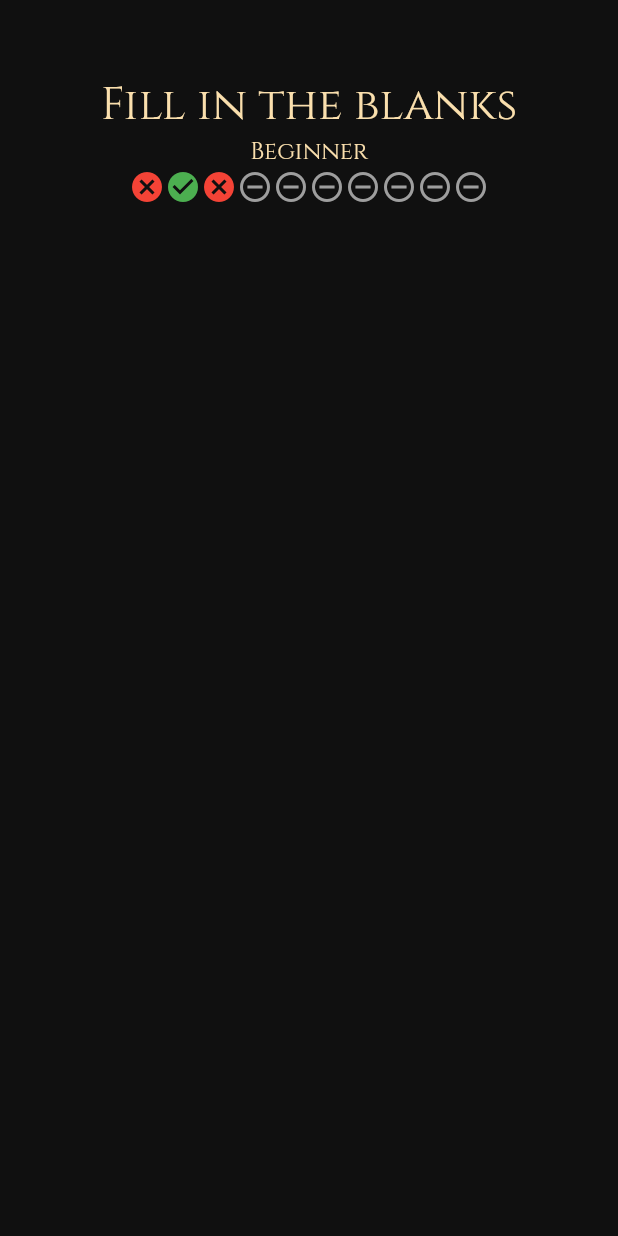
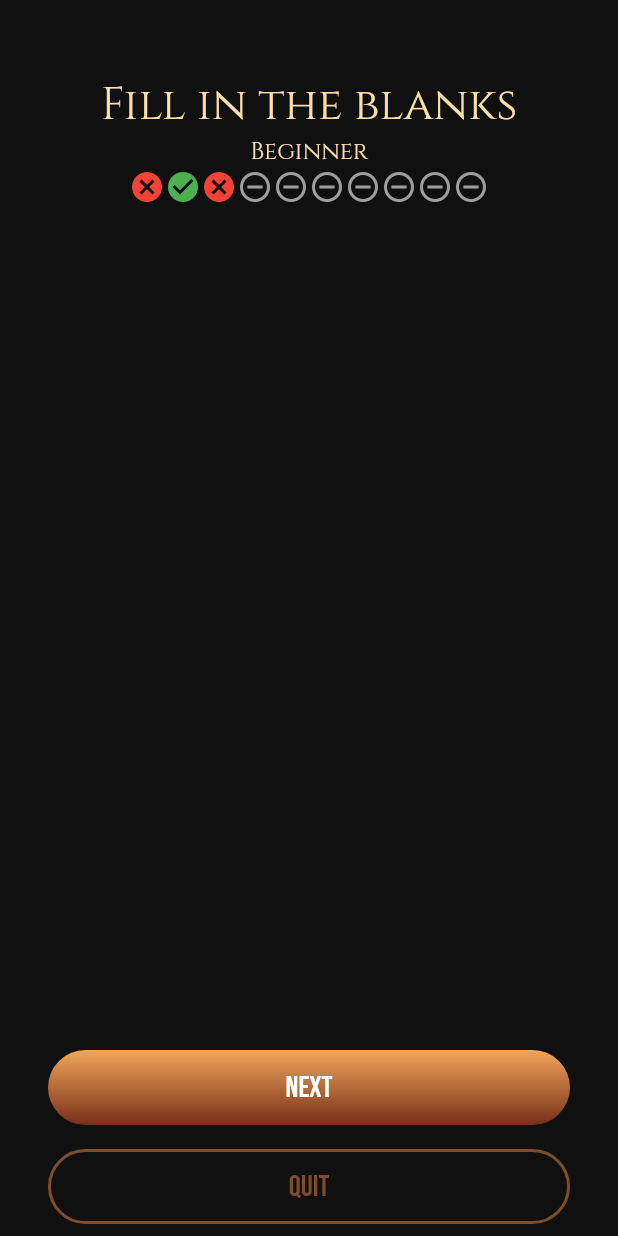
Before and after one commit to JoTheDeveloper/noahs_ark, a Flutter app: the FillInTheBlanksScreen widget shown alone on an empty page, opened directly, on a phone screen of 412 x 824 dp. Run offline on Flutter 3.47's test engine with Material 2 defaults, Android fonts, the phone set to English and light mode, and no system bars; our stand-ins replace google_fonts.

Commit message:
add gameplay buttons + ontap parameters

```diff
--- a/bible_memory_game/lib/screens/game_play_screen.dart
+++ b/bible_memory_game/lib/screens/game_play_screen.dart
@@ -1,6 +1,7 @@
+import 'package:bible_memory_game/widgets/filled_button.dart';
+import 'package:bible_memory_game/widgets/transparent_button.dart';
 import 'package:flutter/material.dart';
 import 'package:flutter/services.dart';
-
 import '../utils/themes.dart';
 import '../widgets/game_play_heading.dart';
 
@@ -8,17 +9,29 @@ class GamePlayScreen extends StatelessWidget {
   final Widget? child;
   final String? title;
   final String? subtitle;
+  final String? filledButtonText;
+  final String? transparentButtonText;
+  final Function()? transparentButtonOnTap;
+  final Function()? filledButtonOnTap;
 
-  const GamePlayScreen(
-      {Key? key, @required this.child, this.title, this.subtitle})
-      : super(key: key);
+  const GamePlayScreen({
+    Key? key,
+    @required this.child,
+    this.title,
+    this.subtitle,
+    this.filledButtonText,
+    this.transparentButtonText,
+    this.transparentButtonOnTap,
+    this.filledButtonOnTap,
+  }) : super(key: key);
 
   @override
   Widget build(BuildContext context) {
     SystemChrome.setSystemUIOverlayStyle(SystemUiOverlayStyle.light);
     return Scaffold(
       backgroundColor: MainTheme.backgroundBackdropColor,
-      body: Container(
+      body: SingleChildScrollView(
+        child: Container(
           width: MediaQuery.of(context).size.width,
           height: MediaQuery.of(context).size.height,
           child: Column(
@@ -31,11 +44,40 @@ class GamePlayScreen extends StatelessWidget {
                   subTitle: subtitle,
                 ),
               ),
-            child ?? Container(),
+              Expanded(child: child ?? Container()),
+              Padding(
+                padding: const EdgeInsets.only(
+                  left: 32,
+                  right: 32,
+                  bottom: 8.0,
+                ),
+                child: Container(
+                  child: Column(
+                    mainAxisAlignment: MainAxisAlignment.spaceBetween,
+                    children: [
+                      filledButtonText != null
+                          ? Padding(
+                              padding: const EdgeInsets.only(bottom: 16.0),
+                              child: FilledButton(
+                                text: filledButtonText,
+                                onTap: filledButtonOnTap,
+                              ),
+                            )
+                          : Container(),
+                      transparentButtonText != null
+                          ? TransparentButton(
+                              text: transparentButtonText,
+                              onTap: transparentButtonOnTap,
+                            )
+                          : Container(),
                     ],
                   ),
                 ),
+              ),
+            ],
+          ),
+        ),
+      ),
     );
-    ;
   }
 }
--- a/bible_memory_game/lib/screens/gameplay/fill_in_the_blanks.dart
+++ b/bible_memory_game/lib/screens/gameplay/fill_in_the_blanks.dart
@@ -39,6 +39,9 @@ class _FillInTheBlanksScreenState extends State<FillInTheBlanksScreen> {
       ),
       title: 'Fill in the blanks',
       subtitle: widget.gameDifficulty.toString().split('.')[1],
+      filledButtonText: 'Next',
+      transparentButtonText: "Quit",
+      transparentButtonOnTap: () => Navigator.pop(context),
     );
   }
 }
--- a/bible_memory_game/lib/screens/gameplay/guess_the_name.dart
+++ b/bible_memory_game/lib/screens/gameplay/guess_the_name.dart
@@ -1,10 +1,7 @@
 import 'package:flutter/material.dart';
-
 import '../game_play_screen.dart';
 import '../../utils/enums.dart';
-import '../../utils/themes.dart';
 import '../../widgets/colored_indicator.dart';
-import '../../widgets/game_play_heading.dart';
 
 class GuessTheNameGamePlayScreen extends StatefulWidget {
   final GameMode? gameMode;
--- a/bible_memory_game/lib/screens/gameplay/guess_the_verse.dart
+++ b/bible_memory_game/lib/screens/gameplay/guess_the_verse.dart
@@ -1,10 +1,7 @@
 import 'package:bible_memory_game/widgets/colored_indicator.dart';
-import 'package:bible_memory_game/widgets/game_play_heading.dart';
 import 'package:flutter/material.dart';
-
 import '../game_play_screen.dart';
 import '../../utils/enums.dart';
-import '../../utils/themes.dart';
 
 class GuessTheVerseGamePlayScreen extends StatefulWidget {
   final GameMode? gameMode;
--- a/bible_memory_game/lib/screens/gameplay/memory_game.dart
+++ b/bible_memory_game/lib/screens/gameplay/memory_game.dart
@@ -1,9 +1,6 @@
 import 'package:bible_memory_game/utils/enums.dart';
 import 'package:flutter/material.dart';
-
 import '../game_play_screen.dart';
-import '../../utils/themes.dart';
-import '../../widgets/game_play_heading.dart';
 
 class MemoryGameScreen extends StatefulWidget {
   final GameDifficulty? gameDifficulty;
--- a/bible_memory_game/lib/screens/main_menu_screen.dart
+++ b/bible_memory_game/lib/screens/main_menu_screen.dart
@@ -1,7 +1,6 @@
 import 'package:bible_memory_game/screens/gameplay/fill_in_the_blanks.dart';
 import 'package:bible_memory_game/screens/gameplay/guess_the_name.dart';
 import 'package:bible_memory_game/screens/gameplay/guess_the_verse.dart';
-import 'package:bible_memory_game/screens/memory_game_screen.dart';
 import 'package:bible_memory_game/utils/themes.dart';
 import 'package:bible_memory_game/widgets/app_background.dart';
 import 'package:bible_memory_game/widgets/main_menu_button.dart';
--- a/bible_memory_game/lib/utils/themes.dart
+++ b/bible_memory_game/lib/utils/themes.dart
@@ -3,6 +3,7 @@ import 'package:flutter/cupertino.dart';
 class MainTheme {
   static Color backgroundBackdropColor = Color(0xff101010);
   static Color lightTextColor = Color(0xffFADFAD);
+  static Color darkTextColor = Color(0xff7e4e2c);
   static List<Color> mainButtonGradientColors = [
     Color(0xffF2A65A),
     Color(0xff772F1A),
--- a/bible_memory_game/lib/widgets/app_background.dart
+++ b/bible_memory_game/lib/widgets/app_background.dart
@@ -1,4 +1,5 @@
 import 'package:flutter/material.dart';
+import 'package:flutter/services.dart';
 
 class AppBackground extends StatelessWidget {
   final Widget child;
@@ -7,6 +8,7 @@ class AppBackground extends StatelessWidget {
 
   @override
   Widget build(BuildContext context) {
+    SystemChrome.setSystemUIOverlayStyle(SystemUiOverlayStyle.dark);
     return Container(
       decoration: BoxDecoration(
         image: DecorationImage(
--- /dev/null
+++ b/bible_memory_game/lib/widgets/filled_button.dart
@@ -0,0 +1,38 @@
+import 'package:flutter/material.dart';
+import 'package:google_fonts/google_fonts.dart';
+import '../utils/themes.dart';
+
+class FilledButton extends StatelessWidget {
+  final String? text;
+  final Function()? onTap;
+
+  const FilledButton({Key? key, @required this.text, @required this.onTap})
+      : super(key: key);
+
+  @override
+  Widget build(BuildContext context) {
+    return GestureDetector(
+      onTap: onTap,
+      child: Container(
+        child: Center(
+          child: Text(
+            text ?? ''.toUpperCase(),
+            style: GoogleFonts.bebasNeue(
+              textStyle: TextStyle(
+                color: Colors.white,
+                fontSize: 20,
+              ),
+            ),
+          ),
+        ),
+        height: 50,
+        decoration: BoxDecoration(
+          gradient: MainTheme.mainButtonGradient,
+          borderRadius: BorderRadius.all(
+            Radius.circular(100),
+          ),
+        ),
+      ),
+    );
+  }
+}
--- /dev/null
+++ b/bible_memory_game/lib/widgets/transparent_button.dart
@@ -0,0 +1,41 @@
+import 'package:bible_memory_game/utils/themes.dart';
+import 'package:flutter/material.dart';
+import 'package:google_fonts/google_fonts.dart';
+
+class TransparentButton extends StatelessWidget {
+  final String? text;
+  final Function()? onTap;
+
+  const TransparentButton({Key? key, @required this.text, @required this.onTap})
+      : super(key: key);
+
+  @override
+  Widget build(BuildContext context) {
+    return GestureDetector(
+      onTap: onTap,
+      child: Container(
+        child: Center(
+          child: Text(
+            text ?? '' .toUpperCase(),
+            style: GoogleFonts.bebasNeue(
+              textStyle: TextStyle(
+                color: MainTheme.darkTextColor,
+                fontSize: 20,
+              ),
+            ),
+          ),
+        ),
+        height: 50,
+        decoration: BoxDecoration(
+          borderRadius: BorderRadius.all(
+            Radius.circular(100),
+          ),
+          border: Border.all(
+            color: MainTheme.darkTextColor,
+            width: 2,
+          ),
+        ),
+      ),
+    );
+  }
+}
```
Lines whose indentation alone changed are shown as unchanged.
